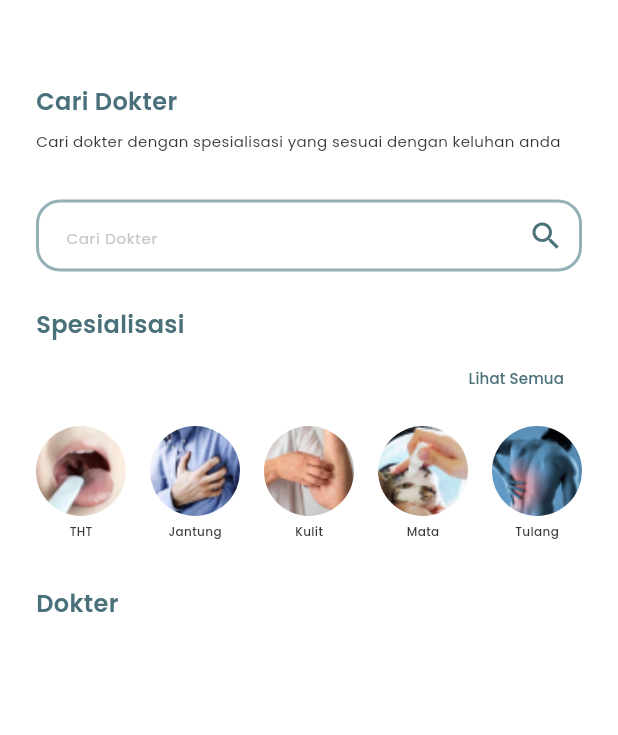
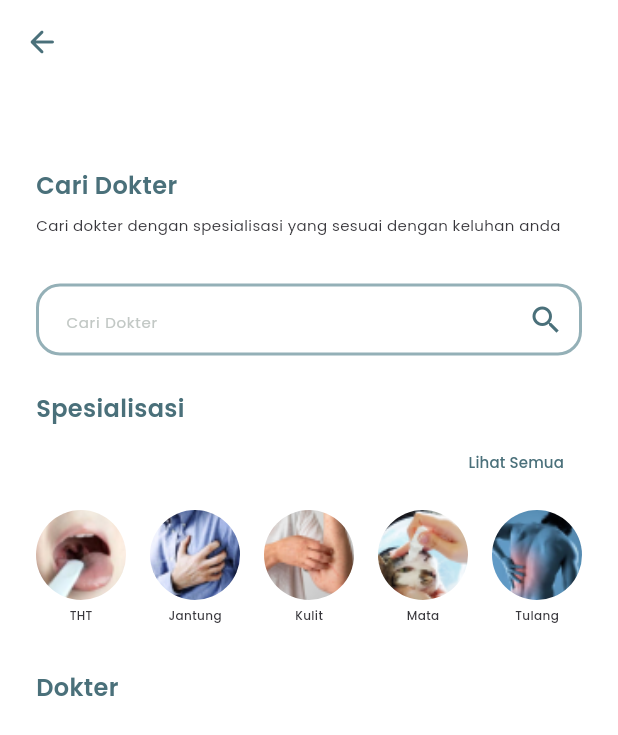
Before and after one commit to FRQNC/sehatyuk, a Flutter app: the CariDokterPage screen opened directly, on a phone screen of 412 x 824 dp. Shown: the top 735 px of the screen. Run offline on Flutter 3.47's test engine with Material 3 defaults, Android fonts, the phone set to English and light mode, and no system bars; our stand-ins replace cached_network_image, carousel_slider, file_picker, shared_preferences, smooth_page_indicator; accounts and stored records are empty; network calls fail.

Commit message:
styling cari dokter

```diff
--- a/lib/cari_dokter.dart
+++ b/lib/cari_dokter.dart
@@ -50,6 +50,22 @@ class _CariDokterPageState extends State<CariDokterPage> {
     }
 
     return Scaffold(
+      appBar: AppBar(
+        backgroundColor: Colors.white,
+        leading: GestureDetector(
+          onTap: (){
+            Navigator.pop(
+              context,
+              MaterialPageRoute(builder: (context) => HomePage()),
+            );
+          },
+          child: Icon(
+            Icons.arrow_back_rounded,
+            color: Theme.of(context).colorScheme.primary,
+          ),
+        ),
+      ),
+      backgroundColor: Colors.white,
       body: SingleChildScrollView(
         child: Padding(
           padding: const EdgeInsets.all(24.0),
```
